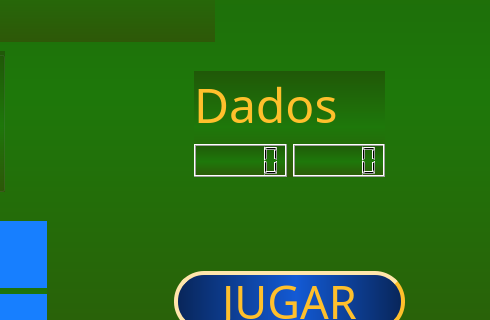
The window that Codigo/Juego 5/UI_Caps.ui (Sr-Gomer/Proyecto-Final-Procesos-Estocasticos) describes before a commit, drawn with Qt 5; both pictures show x 526 to 1016 and y 269 to 589 of the 1016 by 710 pixel window.
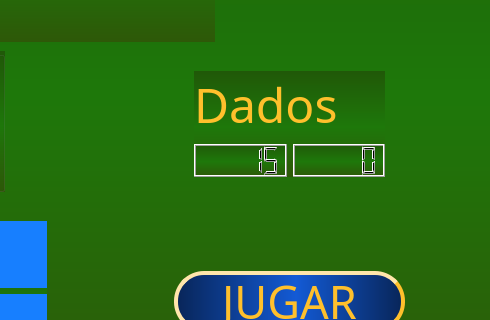
The same window after the commit.

What changed in the file:
```diff
--- a/Codigo/Juego 5/UI_Caps.ui
+++ b/Codigo/Juego 5/UI_Caps.ui
@@ -414,7 +414,11 @@
      <item>
       <layout class="QHBoxLayout" name="horizontalLayout_3">
        <item>
-        <widget class="QLCDNumber" name="_resultadoDado1"/>
+        <widget class="QLCDNumber" name="_resultadoDado1">
+         <property name="intValue" stdset="0">
+          <number>15</number>
+         </property>
+        </widget>
        </item>
        <item>
         <widget class="QLCDNumber" name="_resultadoDado2"/>
```
